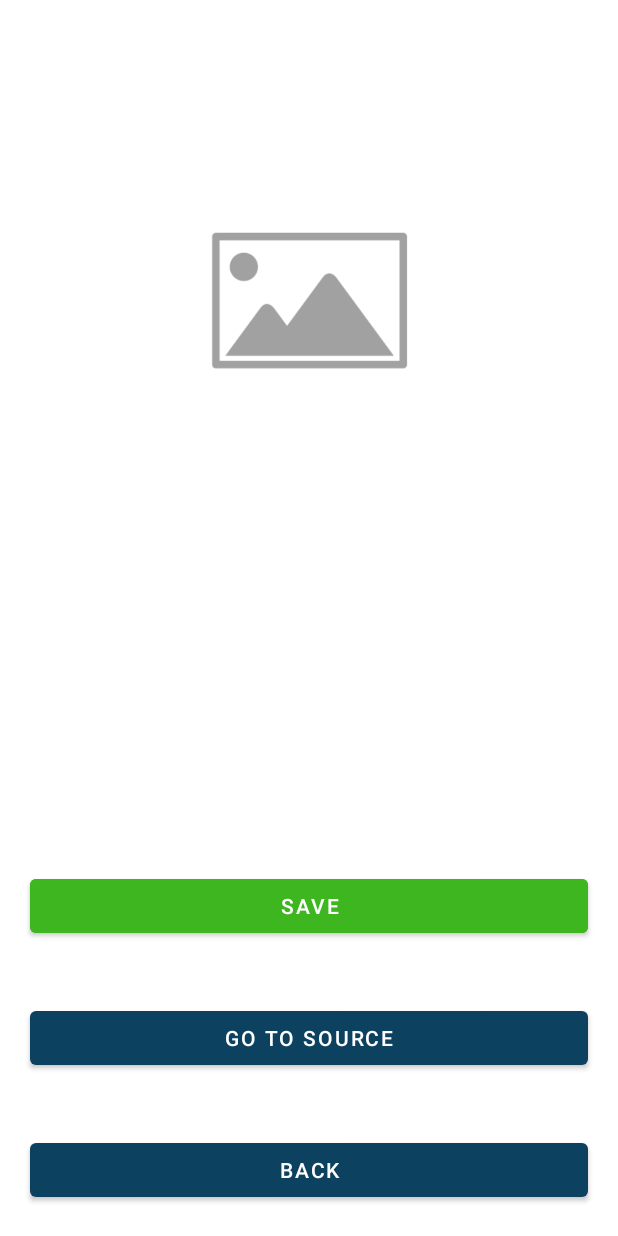
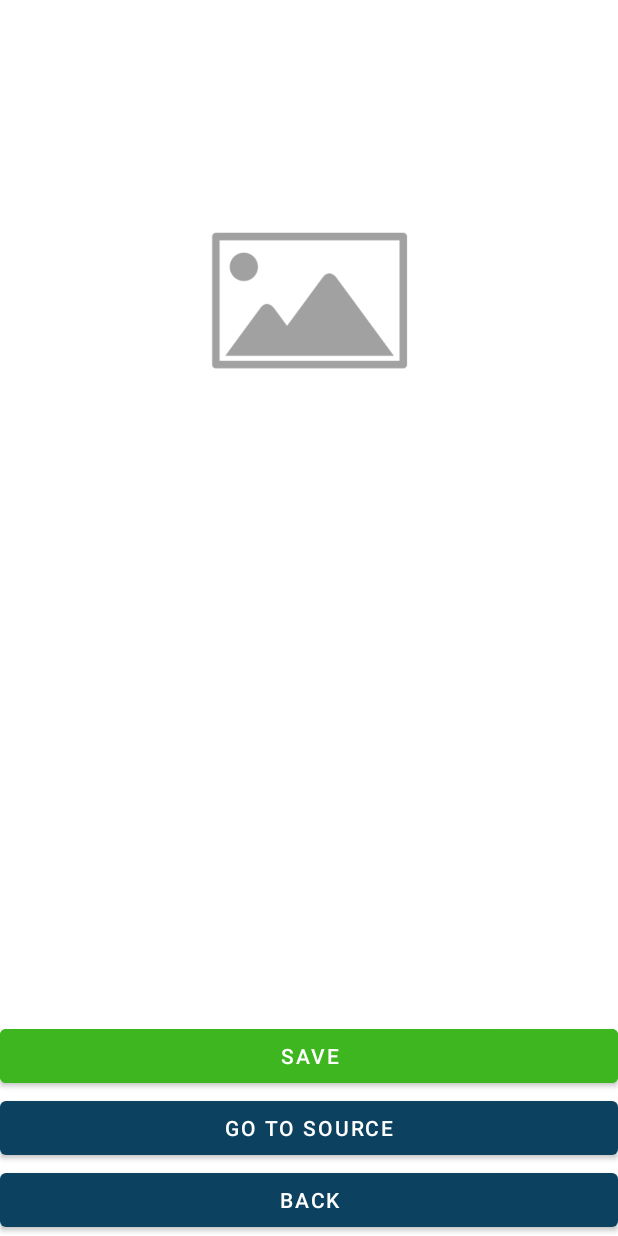
Before and after one commit to Velpre/Android-eksamen-2022, an Android app: the FullscreenActivity screen opened directly, with no data from a screen before it, on a phone screen of 412 x 824 dp. Run offline under Robolectric (Android 15) with nearby library versions, the phone set to English and light mode, and no system bars; pictures from the network do not load.

Commit message:
fix margin buttons

```diff
--- a/app/src/main/java/com/example/andoridlifecycle/UploadImageFragment.kt
+++ b/app/src/main/java/com/example/andoridlifecycle/UploadImageFragment.kt
@@ -48,8 +48,8 @@ class UploadImageFragment : Fragment() {
 
             image.layoutParams = image.layoutParams.apply {
 
-                width = 900
-                height = 900
+                width = 600
+                height = 600
             }
 
             image.setImageBitmap(bitmap_image)
--- a/app/src/main/res/layout/activity_fullscreen.xml
+++ b/app/src/main/res/layout/activity_fullscreen.xml
@@ -25,7 +25,7 @@
                     android:id="@+id/save_btn"
                     android:layout_width="match_parent"
                     android:layout_height="wrap_content"
-                    android:layout_margin="20dp"
+
                    android:backgroundTint="#3eb61f"
                     android:layout_weight="0"
                     android:text="@string/save" />
@@ -35,15 +35,13 @@
                     android:layout_width="match_parent"
                     android:layout_height="wrap_content"
                     android:layout_weight="0"
-                    android:layout_margin="20dp"
                     android:text="@string/link"
-                    android:layout_marginBottom="20dp"
                     />
                 <Button
                     android:id="@+id/back_btn"
                     android:layout_width="match_parent"
                     android:layout_height="wrap_content"
-                    android:layout_margin="20dp"
+
                     android:layout_weight="0"
                     android:text="@string/back" />
 
--- a/app/src/main/res/layout/fragment1.xml
+++ b/app/src/main/res/layout/fragment1.xml
@@ -12,7 +12,6 @@
         android:id="@+id/image"
         android:layout_width="226dp"
         android:layout_height="152dp"
-        android:layout_marginTop="160dp"
         android:background="@drawable/upload"
         app:layout_constraintEnd_toEndOf="parent"
         app:layout_constraintHorizontal_bias="0.497"
```
Also changed, not shown: app/src/main/res/layout/activity_fullscreen_saved.xml (+4 -4 lines).
